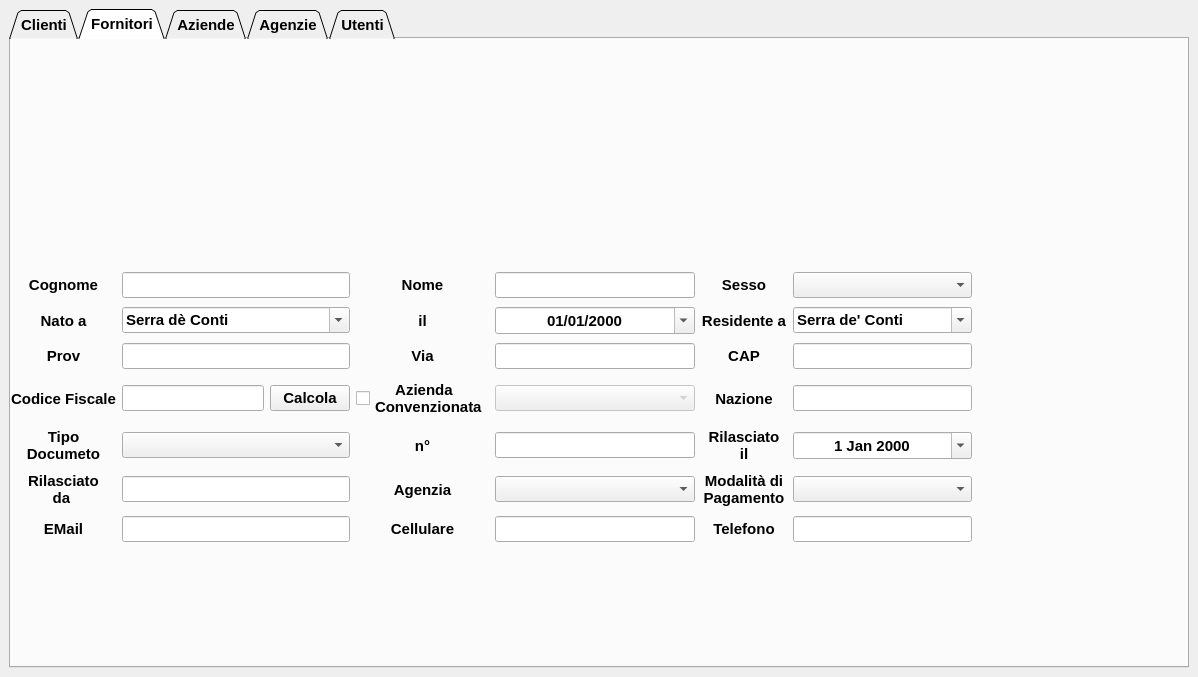
Qt form ui/anagrafiche_window.ui (Raccispini/Progetto-Hotel) before a commit.
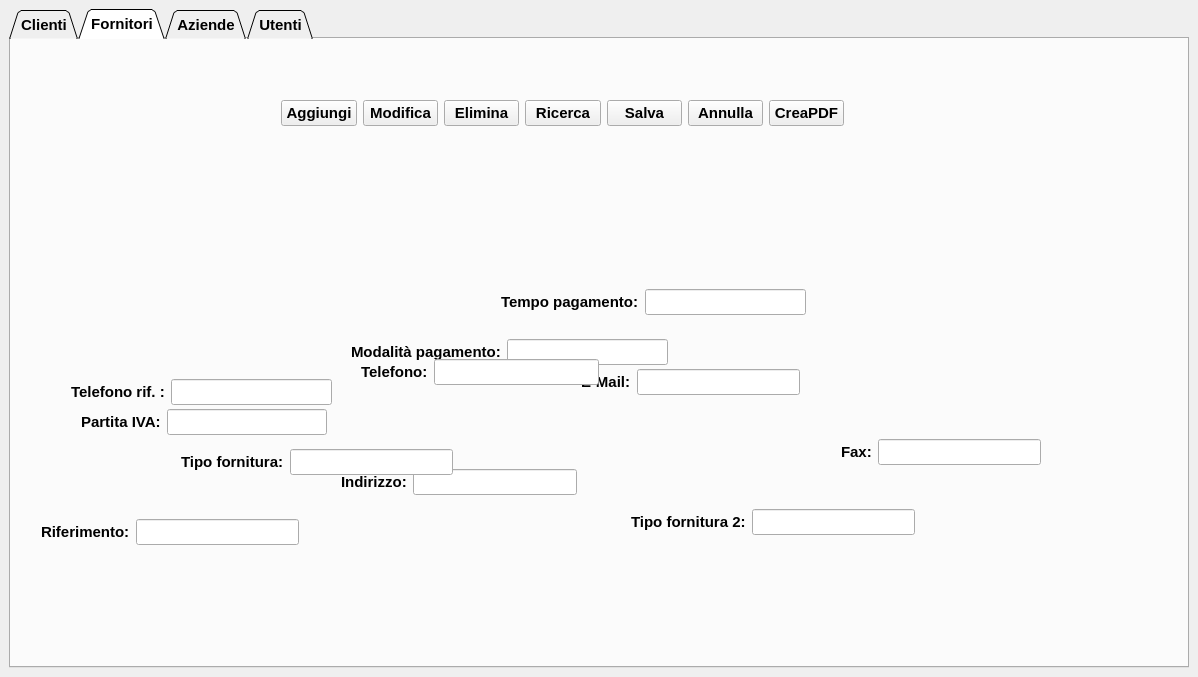
The same form after that commit. The open tabs and pages were chosen to show the change. Icons and pictures are not drawn.

```diff
--- a/ui/anagrafiche_window.ui
+++ b/ui/anagrafiche_window.ui
@@ -1428,590 +1428,336 @@
        <widget class="QWidget" name="gridLayoutWidget_3">
         <property name="geometry">
          <rect>
-          <x>0</x>
-          <y>230</y>
-          <width>961</width>
-          <height>281</height>
+          <x>270</x>
+          <y>60</y>
+          <width>563</width>
+          <height>28</height>
          </rect>
         </property>
-        <layout class="QGridLayout" name="gridLayout_2">
-         <item row="3" column="3">
-          <widget class="QComboBox" name="comboBox_2">
-           <property name="enabled">
-            <bool>false</bool>
+        <layout class="QHBoxLayout" name="horizontalLayout_3">
+         <item>
+          <widget class="QPushButton" name="PB_add_Fornitore">
+           <property name="cursor">
+            <cursorShape>PointingHandCursor</cursorShape>
            </property>
-           <property name="editable">
-            <bool>false</bool>
+           <property name="text">
+            <string>Aggiungi</string>
            </property>
-           <property name="placeholderText" stdset="0">
-            <string>Aziende</string>
-           </property>
-           <item>
-            <property name="text">
-             <string>Loccioni Group</string>
-            </property>
-           </item>
-           <item>
-            <property name="text">
-             <string>New Item</string>
-            </property>
-           </item>
-           <item>
-            <property name="text">
-             <string>New Item</string>
-            </property>
-           </item>
           </widget>
          </item>
-         <item row="4" column="5">
-          <widget class="QDateEdit" name="dateEdit_Doc_Clienti_2">
-           <property name="alignment">
-            <set>Qt::AlignCenter</set>
+         <item>
+          <widget class="QPushButton" name="PB_modifica_Fornitore">
+           <property name="cursor">
+            <cursorShape>PointingHandCursor</cursorShape>
            </property>
-           <property name="calendarPopup">
-            <bool>true</bool>
+           <property name="text">
+            <string>Modifica</string>
            </property>
           </widget>
          </item>
-         <item row="6" column="3">
-          <widget class="QLineEdit" name="lineEdit_Cellulare_Clienti_2">
-           <property name="alignment">
-            <set>Qt::AlignCenter</set>
+         <item>
+          <widget class="QPushButton" name="PB_Elimina_Fornitore">
+           <property name="cursor">
+            <cursorShape>PointingHandCursor</cursorShape>
            </property>
-          </widget>
-         </item>
-         <item row="4" column="3">
-          <widget class="QLineEdit" name="lineEdit_num_Doc_2">
-           <property name="alignment">
-            <set>Qt::AlignCenter</set>
+           <property name="text">
+            <string>Elimina</string>
            </property>
           </widget>
          </item>
-         <item row="3" column="4">
-          <widget class="QLabel" name="label_23">
+         <item>
+          <widget class="QPushButton" name="PB_ricerca_Fornitore">
+           <property name="cursor">
+            <cursorShape>PointingHandCursor</cursorShape>
+           </property>
            <property name="text">
-            <string>Nazione</string>
+            <string>Ricerca</string>
            </property>
-           <property name="alignment">
-            <set>Qt::AlignCenter</set>
-           </property>
           </widget>
          </item>
-         <item row="6" column="5">
-          <widget class="QLineEdit" name="lineEdit_Tel_Clienti_2">
-           <property name="alignment">
-            <set>Qt::AlignCenter</set>
+         <item>
+          <widget class="QPushButton" name="PB_salva_Fornitore">
+           <property name="enabled">
+            <bool>true</bool>
            </property>
-          </widget>
-         </item>
-         <item row="0" column="1">
-          <widget class="QLineEdit" name="lineEdit_Cognome_Cliente_2">
-           <property name="alignment">
-            <set>Qt::AlignCenter</set>
+           <property name="cursor">
+            <cursorShape>PointingHandCursor</cursorShape>
            </property>
-          </widget>
-         </item>
-         <item row="3" column="0">
-          <widget class="QLabel" name="label_19">
            <property name="text">
-            <string>Codice Fiscale</string>
+            <string>Salva</string>
            </property>
-           <property name="alignment">
-            <set>Qt::AlignCenter</set>
-           </property>
           </widget>
          </item>
-         <item row="6" column="2">
-          <widget class="QLabel" name="label_24">
+         <item>
+          <widget class="QPushButton" name="PB_AnnullaMod_Fornitore">
+           <property name="enabled">
+            <bool>true</bool>
+           </property>
+           <property name="cursor">
+            <cursorShape>PointingHandCursor</cursorShape>
+           </property>
            <property name="text">
-            <string>Cellulare</string>
+            <string>Annulla</string>
            </property>
-           <property name="alignment">
-            <set>Qt::AlignCenter</set>
+           <property name="default">
+            <bool>false</bool>
            </property>
+           <property name="flat">
+            <bool>false</bool>
+           </property>
           </widget>
          </item>
-         <item row="3" column="5">
-          <widget class="QLineEdit" name="lineEdit_Nazione_Clienti_2">
-           <property name="alignment">
-            <set>Qt::AlignCenter</set>
+         <item>
+          <widget class="QPushButton" name="PB_CreaPDF_Fornitore">
+           <property name="cursor">
+            <cursorShape>PointingHandCursor</cursorShape>
            </property>
+           <property name="text">
+            <string>CreaPDF</string>
+           </property>
           </widget>
          </item>
-         <item row="0" column="0">
+        </layout>
+       </widget>
+       <widget class="QWidget" name="">
+        <property name="geometry">
+         <rect>
+          <x>60</x>
+          <y>340</y>
+          <width>261</width>
+          <height>26</height>
+         </rect>
+        </property>
+        <layout class="QHBoxLayout" name="horizontalLayout_4">
+         <item>
           <widget class="QLabel" name="label_25">
            <property name="text">
-            <string>Cognome</string>
+            <string>Telefono rif. :</string>
            </property>
-           <property name="alignment">
-            <set>Qt::AlignCenter</set>
+          </widget>
+         </item>
+         <item>
+          <widget class="QLineEdit" name="lineEdit"/>
+         </item>
+        </layout>
+       </widget>
+       <widget class="QWidget" name="">
+        <property name="geometry">
+         <rect>
+          <x>70</x>
+          <y>370</y>
+          <width>246</width>
+          <height>26</height>
+         </rect>
+        </property>
+        <layout class="QHBoxLayout" name="horizontalLayout_5">
+         <item>
+          <widget class="QLabel" name="label_24">
+           <property name="text">
+            <string>Partita IVA:</string>
            </property>
           </widget>
          </item>
-         <item row="6" column="1">
-          <widget class="QLineEdit" name="lineEdit_Email_Clienti_2">
-           <property name="alignment">
-            <set>Qt::AlignCenter</set>
+         <item>
+          <widget class="QLineEdit" name="lineEdit_3"/>
+         </item>
+        </layout>
+       </widget>
+       <widget class="QWidget" name="">
+        <property name="geometry">
+         <rect>
+          <x>490</x>
+          <y>250</y>
+          <width>305</width>
+          <height>26</height>
+         </rect>
+        </property>
+        <layout class="QHBoxLayout" name="horizontalLayout_6">
+         <item>
+          <widget class="QLabel" name="label_32">
+           <property name="text">
+            <string>Tempo pagamento:</string>
            </property>
           </widget>
          </item>
-         <item row="6" column="4">
+         <item>
+          <widget class="QLineEdit" name="lineEdit_5"/>
+         </item>
+        </layout>
+       </widget>
+       <widget class="QWidget" name="">
+        <property name="geometry">
+         <rect>
+          <x>340</x>
+          <y>300</y>
+          <width>317</width>
+          <height>26</height>
+         </rect>
+        </property>
+        <layout class="QHBoxLayout" name="horizontalLayout_8">
+         <item>
+          <widget class="QLabel" name="label_23">
+           <property name="text">
+            <string>Modalità pagamento:</string>
+           </property>
+          </widget>
+         </item>
+         <item>
+          <widget class="QLineEdit" name="lineEdit_4"/>
+         </item>
+        </layout>
+       </widget>
+       <widget class="QWidget" name="">
+        <property name="geometry">
+         <rect>
+          <x>570</x>
+          <y>330</y>
+          <width>219</width>
+          <height>26</height>
+         </rect>
+        </property>
+        <layout class="QHBoxLayout" name="horizontalLayout_9">
+         <item>
+          <widget class="QLabel" name="label_31">
+           <property name="text">
+            <string>E-Mail:</string>
+           </property>
+          </widget>
+         </item>
+         <item>
+          <widget class="QLineEdit" name="lineEdit_6"/>
+         </item>
+        </layout>
+       </widget>
+       <widget class="QWidget" name="">
+        <property name="geometry">
+         <rect>
+          <x>330</x>
+          <y>430</y>
+          <width>236</width>
+          <height>26</height>
+         </rect>
+        </property>
+        <layout class="QHBoxLayout" name="horizontalLayout_10">
+         <item>
           <widget class="QLabel" name="label_26">
            <property name="text">
-            <string>Telefono</string>
+            <string>Indirizzo:</string>
            </property>
-           <property name="alignment">
-            <set>Qt::AlignCenter</set>
+          </widget>
+         </item>
+         <item>
+          <widget class="QLineEdit" name="lineEdit_11"/>
+         </item>
+        </layout>
+       </widget>
+       <widget class="QWidget" name="">
+        <property name="geometry">
+         <rect>
+          <x>30</x>
+          <y>480</y>
+          <width>258</width>
+          <height>26</height>
+         </rect>
+        </property>
+        <layout class="QHBoxLayout" name="horizontalLayout_11">
+         <item>
+          <widget class="QLabel" name="label_19">
+           <property name="text">
+            <string>Riferimento:</string>
            </property>
           </widget>
          </item>
-         <item row="4" column="4">
+         <item>
+          <widget class="QLineEdit" name="lineEdit_10"/>
+         </item>
+        </layout>
+       </widget>
+       <widget class="QWidget" name="">
+        <property name="geometry">
+         <rect>
+          <x>170</x>
+          <y>410</y>
+          <width>272</width>
+          <height>26</height>
+         </rect>
+        </property>
+        <layout class="QHBoxLayout" name="horizontalLayout_12">
+         <item>
           <widget class="QLabel" name="label_27">
            <property name="text">
-            <string>Rilasciato 
-il</string>
+            <string>Tipo fornitura:</string>
            </property>
-           <property name="alignment">
-            <set>Qt::AlignCenter</set>
-           </property>
           </widget>
          </item>
-         <item row="0" column="5">
-          <widget class="QComboBox" name="comboBox_sesso_cliente_2">
-           <property name="contextMenuPolicy">
-            <enum>Qt::DefaultContextMenu</enum>
-           </property>
-           <property name="layoutDirection">
-            <enum>Qt::LeftToRight</enum>
-           </property>
-           <property name="inputMethodHints">
-            <set>Qt::ImhNone</set>
-           </property>
-           <property name="editable">
-            <bool>false</bool>
-           </property>
-           <property name="sizeAdjustPolicy">
-            <enum>QComboBox::AdjustToContents</enum>
-           </property>
-           <property name="duplicatesEnabled">
-            <bool>false</bool>
-           </property>
-           <property name="frame">
-            <bool>true</bool>
-           </property>
-           <property name="placeholderText" stdset="0">
-            <string>Genere</string>
-           </property>
-           <item>
-            <property name="text">
-             <string>Maschio</string>
-            </property>
-           </item>
-           <item>
-            <property name="text">
-             <string>Femmina</string>
-            </property>
-           </item>
-           <item>
-            <property name="text">
-             <string>Altro</string>
-            </property>
-           </item>
-          </widget>
+         <item>
+          <widget class="QLineEdit" name="lineEdit_2"/>
          </item>
-         <item row="1" column="5">
-          <widget class="QComboBox" name="comboBox_Residenza_Cliente_2">
-           <property name="editable">
-            <bool>true</bool>
+        </layout>
+       </widget>
+       <widget class="QWidget" name="">
+        <property name="geometry">
+         <rect>
+          <x>620</x>
+          <y>470</y>
+          <width>284</width>
+          <height>26</height>
+         </rect>
+        </property>
+        <layout class="QHBoxLayout" name="horizontalLayout_13">
+         <item>
+          <widget class="QLabel" name="label_30">
+           <property name="text">
+            <string>Tipo fornitura 2:</string>
            </property>
-           <property name="insertPolicy">
-            <enum>QComboBox::InsertAtTop</enum>
-           </property>
-           <item>
-            <property name="text">
-             <string>Serra de' Conti</string>
-            </property>
-           </item>
-           <item>
-            <property name="text">
-             <string>Fermo</string>
-            </property>
-           </item>
-           <item>
-            <property name="text">
-             <string>Jesi</string>
-            </property>
-           </item>
-           <item>
-            <property name="text">
-             <string>Senigalli</string>
-            </property>
-           </item>
-           <item>
-            <property name="text">
-             <string>Ancona</string>
-            </property>
-           </item>
           </widget>
          </item>
-         <item row="1" column="4">
+         <item>
+          <widget class="QLineEdit" name="lineEdit_9"/>
+         </item>
+        </layout>
+       </widget>
+       <widget class="QWidget" name="">
+        <property name="geometry">
+         <rect>
+          <x>350</x>
+          <y>320</y>
+          <width>238</width>
+          <height>26</height>
+         </rect>
+        </property>
+        <layout class="QHBoxLayout" name="horizontalLayout_14">
+         <item>
           <widget class="QLabel" name="label_28">
            <property name="text">
-            <string>Residente a</string>
+            <string>Telefono:</string>
            </property>
-           <property name="alignment">
-            <set>Qt::AlignCenter</set>
-           </property>
           </widget>
          </item>
-         <item row="2" column="1">
-          <widget class="QLineEdit" name="lineEdit_Prov_Cliente_2">
-           <property name="alignment">
-            <set>Qt::AlignCenter</set>
-           </property>
-          </widget>
+         <item>
+          <widget class="QLineEdit" name="lineEdit_8"/>
          </item>
-         <item row="4" column="2">
+        </layout>
+       </widget>
+       <widget class="QWidget" name="">
+        <property name="geometry">
+         <rect>
+          <x>830</x>
+          <y>400</y>
+          <width>200</width>
+          <height>26</height>
+         </rect>
+        </property>
+        <layout class="QHBoxLayout" name="horizontalLayout_15">
+         <item>
           <widget class="QLabel" name="label_29">
            <property name="text">
-            <string>n°</string>
+            <string>Fax:</string>
            </property>
-           <property name="alignment">
-            <set>Qt::AlignCenter</set>
-           </property>
           </widget>
          </item>
-         <item row="0" column="3">
-          <widget class="QLineEdit" name="lineEdit_nome_Cliente_2">
-           <property name="enabled">
-            <bool>true</bool>
-           </property>
-           <property name="alignment">
-            <set>Qt::AlignCenter</set>
-           </property>
-          </widget>
-         </item>
-         <item row="1" column="3">
-          <widget class="QDateEdit" name="dateEdit_nascita_Clienti_2">
-           <property name="alignment">
-            <set>Qt::AlignCenter</set>
-           </property>
-           <property name="buttonSymbols">
-            <enum>QAbstractSpinBox::UpDownArrows</enum>
-           </property>
-           <property name="correctionMode">
-            <enum>QAbstractSpinBox::CorrectToPreviousValue</enum>
-           </property>
-           <property name="displayFormat">
-            <string>dd/MM/yyyy</string>
-           </property>
-           <property name="calendarPopup">
-            <bool>true</bool>
-           </property>
-          </widget>
-         </item>
-         <item row="3" column="1">
-          <layout class="QHBoxLayout" name="horizontalLayout_3">
-           <item>
-            <widget class="QLineEdit" name="lineEdit_CodFis_Cliente_2">
-             <property name="alignment">
-              <set>Qt::AlignCenter</set>
-             </property>
-            </widget>
-           </item>
-           <item>
-            <widget class="QPushButton" name="pushButton_CodFis_2">
-             <property name="text">
-              <string>Calcola</string>
-             </property>
-            </widget>
-           </item>
-          </layout>
-         </item>
-         <item row="3" column="2">
-          <widget class="QCheckBox" name="checkBox_2">
-           <property name="layoutDirection">
-            <enum>Qt::LeftToRight</enum>
-           </property>
-           <property name="text">
-            <string>     Azienda 
-Convenzionata</string>
-           </property>
-          </widget>
-         </item>
-         <item row="2" column="0">
-          <widget class="QLabel" name="label_30">
-           <property name="text">
-            <string>Prov</string>
-           </property>
-           <property name="alignment">
-            <set>Qt::AlignCenter</set>
-           </property>
-          </widget>
-         </item>
-         <item row="0" column="4">
-          <widget class="QLabel" name="label_31">
-           <property name="text">
-            <string>Sesso</string>
-           </property>
-           <property name="alignment">
-            <set>Qt::AlignCenter</set>
-           </property>
-          </widget>
-         </item>
-         <item row="1" column="2">
-          <widget class="QLabel" name="label_32">
-           <property name="layoutDirection">
-            <enum>Qt::LeftToRight</enum>
-           </property>
-           <property name="text">
-            <string>il</string>
-           </property>
-           <property name="alignment">
-            <set>Qt::AlignCenter</set>
-           </property>
-          </widget>
-         </item>
-         <item row="1" column="1">
-          <widget class="QComboBox" name="comboBox_nascita_Cliente_2">
-           <property name="font">
-            <font>
-             <family>Arial</family>
-            </font>
-           </property>
-           <property name="layoutDirection">
-            <enum>Qt::LeftToRight</enum>
-           </property>
-           <property name="editable">
-            <bool>true</bool>
-           </property>
-           <property name="insertPolicy">
-            <enum>QComboBox::InsertAtTop</enum>
-           </property>
-           <property name="sizeAdjustPolicy">
-            <enum>QComboBox::AdjustToContents</enum>
-           </property>
-           <property name="placeholderText" stdset="0">
-            <string/>
-           </property>
-           <item>
-            <property name="text">
-             <string>Serra dè Conti</string>
-            </property>
-           </item>
-           <item>
-            <property name="text">
-             <string>Jesi</string>
-            </property>
-           </item>
-           <item>
-            <property name="text">
-             <string>Senigallia</string>
-            </property>
-           </item>
-           <item>
-            <property name="text">
-             <string>Ancona</string>
-            </property>
-           </item>
-          </widget>
-         </item>
-         <item row="2" column="5">
-          <widget class="QLineEdit" name="lineEdit_CAP_Clienti_2">
-           <property name="alignment">
-            <set>Qt::AlignCenter</set>
-           </property>
-          </widget>
-         </item>
-         <item row="0" column="2">
-          <widget class="QLabel" name="label_33">
-           <property name="text">
-            <string>Nome</string>
-           </property>
-           <property name="alignment">
-            <set>Qt::AlignCenter</set>
-           </property>
-          </widget>
-         </item>
-         <item row="2" column="2">
-          <widget class="QLabel" name="label_34">
-           <property name="text">
-            <string>Via</string>
-           </property>
-           <property name="alignment">
-            <set>Qt::AlignCenter</set>
-           </property>
-          </widget>
-         </item>
-         <item row="4" column="1">
-          <widget class="QComboBox" name="comboBox_Doc_Cliente_2">
-           <property name="placeholderText" stdset="0">
-            <string>Scegli Documento</string>
-           </property>
-           <item>
-            <property name="text">
-             <string>Carta d'Identità</string>
-            </property>
-           </item>
-           <item>
-            <property name="text">
-             <string>Patente</string>
-            </property>
-           </item>
-          </widget>
-         </item>
-         <item row="4" column="0">
-          <widget class="QLabel" name="label_35">
-           <property name="text">
-            <string>Tipo 
-Documeto</string>
-           </property>
-           <property name="alignment">
-            <set>Qt::AlignCenter</set>
-           </property>
-          </widget>
-         </item>
-         <item row="6" column="0">
-          <widget class="QLabel" name="label_36">
-           <property name="text">
-            <string>EMail</string>
-           </property>
-           <property name="alignment">
-            <set>Qt::AlignCenter</set>
-           </property>
-          </widget>
-         </item>
-         <item row="1" column="0">
-          <widget class="QLabel" name="label_37">
-           <property name="layoutDirection">
-            <enum>Qt::LeftToRight</enum>
-           </property>
-           <property name="text">
-            <string>Nato a</string>
-           </property>
-           <property name="alignment">
-            <set>Qt::AlignCenter</set>
-           </property>
-          </widget>
-         </item>
-         <item row="2" column="4">
-          <widget class="QLabel" name="label_38">
-           <property name="text">
-            <string>CAP</string>
-           </property>
-           <property name="alignment">
-            <set>Qt::AlignCenter</set>
-           </property>
-          </widget>
-         </item>
-         <item row="2" column="3">
-          <widget class="QLineEdit" name="lineEdit_Via_Clienti_2">
-           <property name="alignment">
-            <set>Qt::AlignCenter</set>
-           </property>
-          </widget>
-         </item>
-         <item row="5" column="0">
-          <widget class="QLabel" name="label_39">
-           <property name="text">
-            <string>Rilasciato 
-da </string>
-           </property>
-           <property name="alignment">
-            <set>Qt::AlignCenter</set>
-           </property>
-          </widget>
-         </item>
-         <item row="5" column="1">
-          <widget class="QLineEdit" name="_RilascioDoc_Clienti_2">
-           <property name="alignment">
-            <set>Qt::AlignCenter</set>
-           </property>
-           <property name="placeholderText">
-            <string/>
-           </property>
-          </widget>
-         </item>
-         <item row="5" column="2">
-          <widget class="QLabel" name="label_40">
-           <property name="text">
-            <string>Agenzia</string>
-           </property>
-           <property name="alignment">
-            <set>Qt::AlignCenter</set>
-           </property>
-          </widget>
-         </item>
-         <item row="5" column="3">
-          <widget class="QComboBox" name="comboBox_Agen_Clienti_2">
-           <property name="insertPolicy">
-            <enum>QComboBox::InsertAtTop</enum>
-           </property>
-           <property name="placeholderText" stdset="0">
-            <string>Agenzia di prenotazione</string>
-           </property>
-           <item>
-            <property name="text">
-             <string>AirBnB</string>
-            </property>
-           </item>
-           <item>
-            <property name="text">
-             <string>Booking.com</string>
-            </property>
-           </item>
-           <item>
-            <property name="text">
-             <string>Expedia</string>
-            </property>
-           </item>
-           <item>
-            <property name="text">
-             <string>Trivago</string>
-            </property>
-           </item>
-          </widget>
-         </item>
-         <item row="5" column="4">
-          <widget class="QLabel" name="label_41">
-           <property name="text">
-            <string>Modalità di 
-Pagamento</string>
-           </property>
-           <property name="alignment">
-            <set>Qt::AlignCenter</set>
-           </property>
-          </widget>
-         </item>
-         <item row="5" column="5">
-          <widget class="QComboBox" name="comboBox_ModPag_Clienti_2">
-           <property name="insertPolicy">
-            <enum>QComboBox::InsertAtTop</enum>
-           </property>
-           <property name="placeholderText" stdset="0">
-            <string>Scegli una modalità</string>
-           </property>
-           <item>
-            <property name="text">
-             <string>Assegno</string>
-            </property>
-           </item>
-           <item>
-            <property name="text">
-             <string>Bancomat</string>
-            </property>
-           </item>
-           <item>
-            <property name="text">
-             <string>Carta</string>
-            </property>
-           </item>
-           <item>
-            <property name="text">
-             <string>Contanti</string>
-            </property>
-           </item>
-          </widget>
+         <item>
+          <widget class="QLineEdit" name="lineEdit_7"/>
          </item>
         </layout>
        </widget>
@@ -2021,14 +1767,6 @@
         <string>Aziende</string>
        </attribute>
       </widget>
-      <widget class="QWidget" name="tab_Anag_Agenzie">
-       <attribute name="title">
-        <string>Agenzie</string>
-       </attribute>
-       <attribute name="whatsThis">
-        <string>r</string>
-       </attribute>
-      </widget>
       <widget class="QWidget" name="tab_Anag_Utenti">
        <attribute name="title">
         <string>Utenti</string>
```
Left out of the diff: 90 changed lines with no effect on the pictures.
